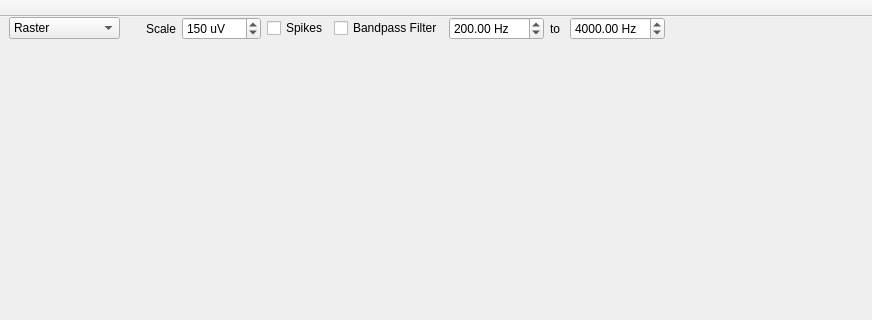
Qt form pymea/ui/PyMEAMainWindow.ui (dbridges/mea-tools) before a commit; both pictures show x 0 to 872 and y 0 to 320 of the 1146 by 664 pixel window.
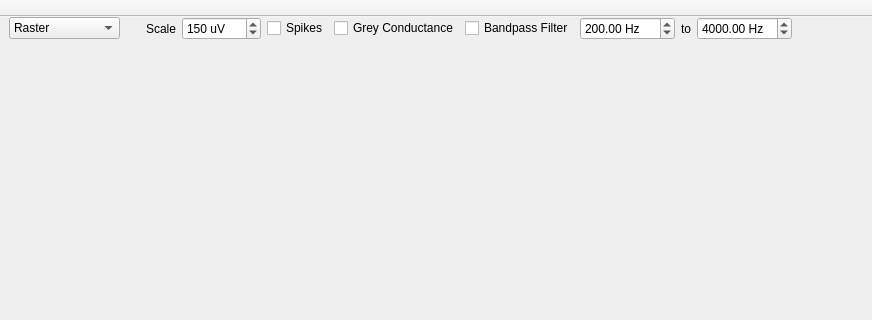
The same form after that commit. The open tabs and pages were chosen to show the change. Custom widgets are drawn as their Qt base class.

Commit message: Selectively gray conduction signals.

What changed in the file:
```diff
--- a/pymea/ui/PyMEAMainWindow.ui
+++ b/pymea/ui/PyMEAMainWindow.ui
@@ -249,7 +249,7 @@
           </layout>
          </widget>
          <widget class="QWidget" name="analogPage">
-          <layout class="QHBoxLayout" name="horizontalLayout_7" stretch="0,0,0,0,0,0,0">
+          <layout class="QHBoxLayout" name="horizontalLayout_7" stretch="0,0,0,0,0,0,0,0">
            <property name="margin">
             <number>0</number>
            </property>
@@ -295,6 +295,16 @@
              </property>
             </widget>
            </item>
+           <item>
+            <widget class="QCheckBox" name="grayConductanceCheckBox">
+             <property name="text">
+              <string>Grey Conductance</string>
+             </property>
+             <property name="checked">
+              <bool>false</bool>
+             </property>
+            </widget>
+           </item>
            <item>
             <widget class="QCheckBox" name="filterCheckBox">
              <property name="text">
```
The commit also changes 3 other files.
